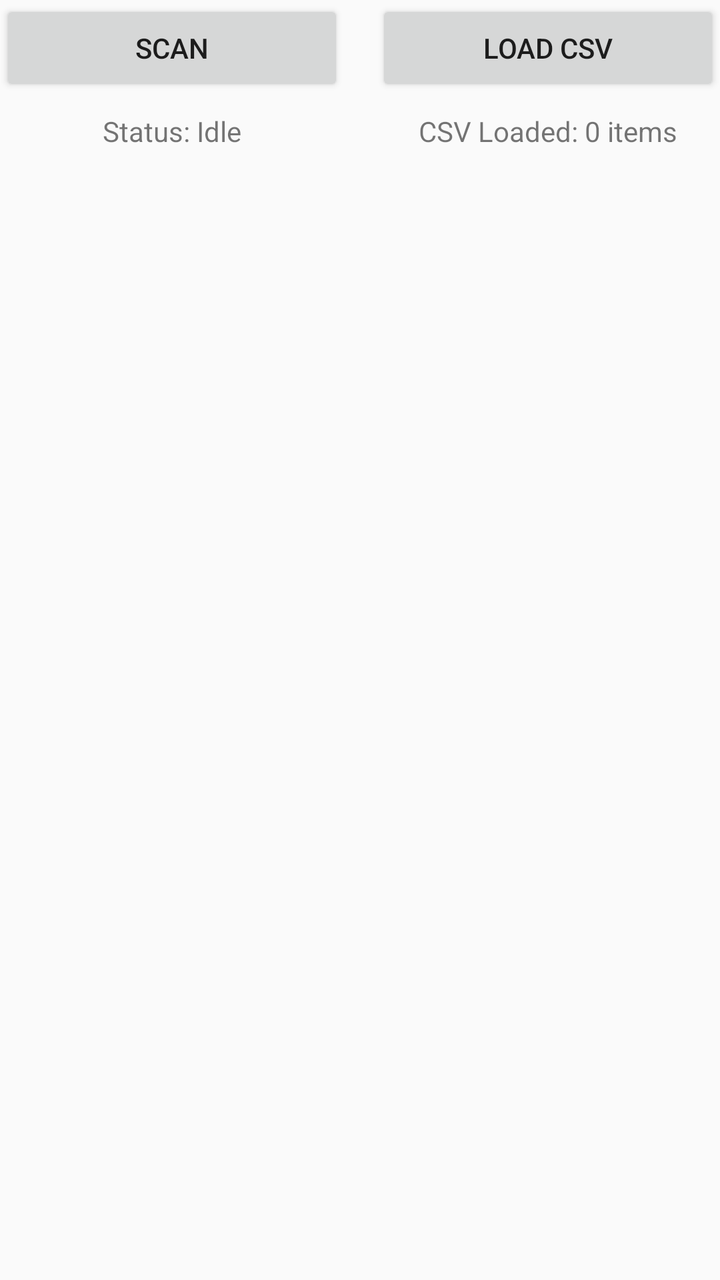
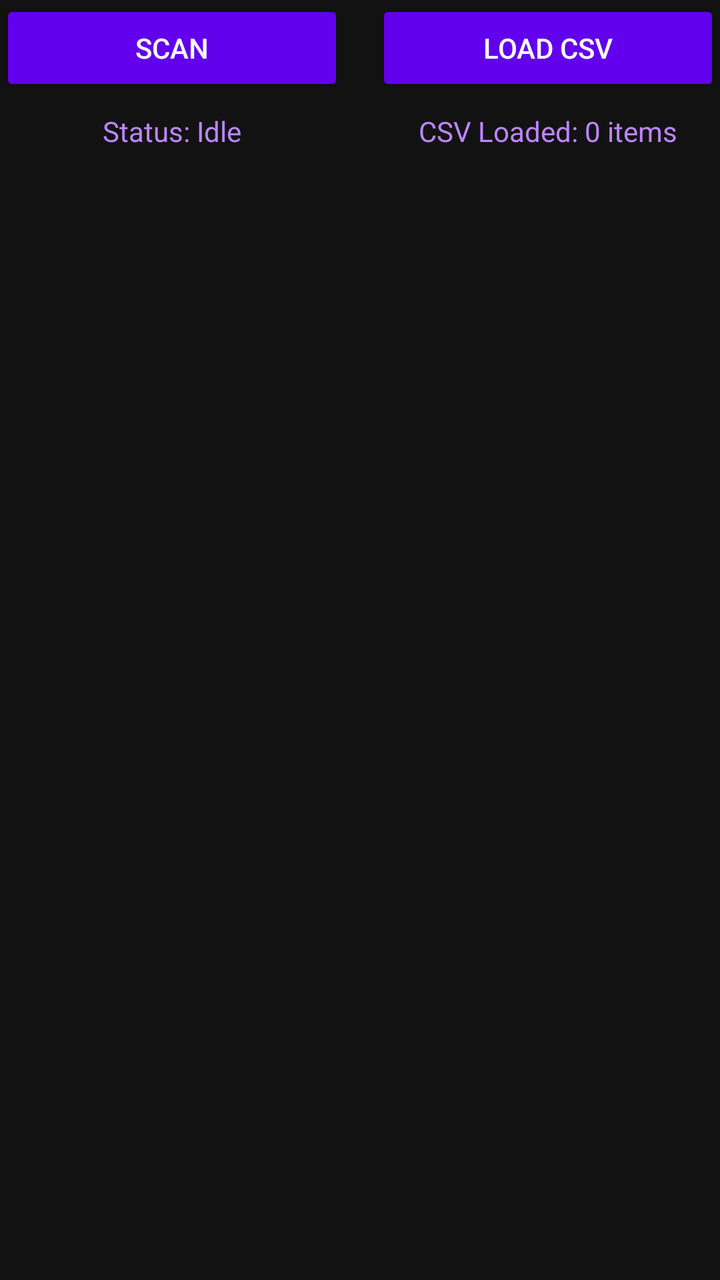

The first picture is an Android layout as it rendered before a commit; the second is the same layout after the commit. The layout source and the unified diff follow.
<!-- AndroidManifest.xml: application theme Theme.Hcxawifi -->
<!-- res/layout/main_activity.xml -->
<?xml version="1.0" encoding="utf-8"?>
<androidx.constraintlayout.widget.ConstraintLayout
    xmlns:android="http://schemas.android.com/apk/res/android"
    xmlns:app="http://schemas.android.com/apk/res-auto"
    android:layout_width="match_parent"
    android:layout_height="match_parent">

    
    <Button
        android:id="@+id/scanButton"
        android:layout_width="0dp"
        android:layout_height="wrap_content"
        android:text="Scan"
        app:layout_constraintTop_toTopOf="parent"
        app:layout_constraintStart_toStartOf="parent"
        app:layout_constraintEnd_toStartOf="@+id/loadCsvButton"
        app:layout_constraintHorizontal_weight="1"
        android:layout_marginEnd="8dp" />

    
    <Button
        android:id="@+id/loadCsvButton"
        android:layout_width="0dp"
        android:layout_height="wrap_content"
        android:text="Load CSV"
        app:layout_constraintTop_toTopOf="parent"
        app:layout_constraintStart_toEndOf="@id/scanButton"
        app:layout_constraintEnd_toEndOf="parent"
        app:layout_constraintHorizontal_weight="1"
        android:layout_marginStart="8dp" />

    
    <TextView
        android:id="@+id/scanStatusLabel"
        android:layout_width="wrap_content"
        android:layout_height="wrap_content"
        android:text="Status: Idle"
        android:layout_marginTop="8dp"
        app:layout_constraintTop_toBottomOf="@id/scanButton"
        app:layout_constraintStart_toStartOf="@id/scanButton"
        app:layout_constraintEnd_toEndOf="@id/scanButton" />

    
    <TextView
        android:id="@+id/loadCsvStatusLabel"
        android:layout_width="wrap_content"
        android:layout_height="wrap_content"
        android:text="CSV Loaded: 0 items"
        android:layout_marginTop="8dp"
        app:layout_constraintTop_toBottomOf="@id/loadCsvButton"
        app:layout_constraintStart_toStartOf="@id/loadCsvButton"
        app:layout_constraintEnd_toEndOf="@id/loadCsvButton" />

    
    <ListView
        android:id="@+id/networkList"
        android:layout_width="0dp"
        android:layout_height="0dp"
        android:layout_marginTop="8dp"
        app:layout_constraintTop_toBottomOf="@id/scanStatusLabel"
        app:layout_constraintBottom_toBottomOf="parent"
        app:layout_constraintStart_toStartOf="parent"
        app:layout_constraintEnd_toEndOf="parent" />

</androidx.constraintlayout.widget.ConstraintLayout>
<!-- resources referenced by this layout -->
<resources>
  <style name="Theme.Hcxawifi" parent="android:Theme.Material.Light.NoActionBar" />
</resources>

<!-- the commit's change to res/layout/main_activity.xml (unified diff, before → after) -->
@@ -1,55 +1,61 @@
 <?xml version="1.0" encoding="utf-8"?>
-<androidx.constraintlayout.widget.ConstraintLayout
-    xmlns:android="http://schemas.android.com/apk/res/android"
+<androidx.constraintlayout.widget.ConstraintLayout xmlns:android="http://schemas.android.com/apk/res/android"
     xmlns:app="http://schemas.android.com/apk/res-auto"
     android:layout_width="match_parent"
-    android:layout_height="match_parent">
+    android:layout_height="match_parent"
+    android:background="#121212">
 
     
     <Button
         android:id="@+id/scanButton"
         android:layout_width="0dp"
         android:layout_height="wrap_content"
+        android:layout_marginEnd="8dp"
         android:text="Scan"
-        app:layout_constraintTop_toTopOf="parent"
-        app:layout_constraintStart_toStartOf="parent"
+        android:backgroundTint="#6200EE"
+        android:textColor="#FFFFFF"
         app:layout_constraintEnd_toStartOf="@+id/loadCsvButton"
         app:layout_constraintHorizontal_weight="1"
-        android:layout_marginEnd="8dp" />
+        app:layout_constraintStart_toStartOf="parent"
+        app:layout_constraintTop_toTopOf="parent" />
 
     
     <Button
         android:id="@+id/loadCsvButton"
         android:layout_width="0dp"
         android:layout_height="wrap_content"
+        android:layout_marginStart="8dp"
         android:text="Load CSV"
-        app:layout_constraintTop_toTopOf="parent"
-        app:layout_constraintStart_toEndOf="@id/scanButton"
+        android:backgroundTint="#6200EE"
+        android:textColor="#FFFFFF"
         app:layout_constraintEnd_toEndOf="parent"
         app:layout_constraintHorizontal_weight="1"
-        android:layout_marginStart="8dp" />
+        app:layout_constraintStart_toEndOf="@id/scanButton"
+        app:layout_constraintTop_toTopOf="parent" />
 
     
     <TextView
         android:id="@+id/scanStatusLabel"
         android:layout_width="wrap_content"
         android:layout_height="wrap_content"
+        android:layout_marginTop="8dp"
         android:text="Status: Idle"
-        android:layout_marginTop="8dp"
-        app:layout_constraintTop_toBottomOf="@id/scanButton"
+        android:textColor="#BB86FC"
+        app:layout_constraintEnd_toEndOf="@id/scanButton"
         app:layout_constraintStart_toStartOf="@id/scanButton"
-        app:layout_constraintEnd_toEndOf="@id/scanButton" />
+        app:layout_constraintTop_toBottomOf="@id/scanButton" />
 
     
     <TextView
         android:id="@+id/loadCsvStatusLabel"
         android:layout_width="wrap_content"
         android:layout_height="wrap_content"
+        android:layout_marginTop="8dp"
         android:text="CSV Loaded: 0 items"
-        android:layout_marginTop="8dp"
-        app:layout_constraintTop_toBottomOf="@id/loadCsvButton"
+        android:textColor="#BB86FC"
+        app:layout_constraintEnd_toEndOf="@id/loadCsvButton"
         app:layout_constraintStart_toStartOf="@id/loadCsvButton"
-        app:layout_constraintEnd_toEndOf="@id/loadCsvButton" />
+        app:layout_constraintTop_toBottomOf="@id/loadCsvButton" />
 
     
     <ListView
@@ -57,9 +63,12 @@
         android:layout_width="0dp"
         android:layout_height="0dp"
         android:layout_marginTop="8dp"
-        app:layout_constraintTop_toBottomOf="@id/scanStatusLabel"
+        android:background="#121212"
+        android:divider="#1F1F1F"
+        android:dividerHeight="1dp"
         app:layout_constraintBottom_toBottomOf="parent"
+        app:layout_constraintEnd_toEndOf="parent"
         app:layout_constraintStart_toStartOf="parent"
-        app:layout_constraintEnd_toEndOf="parent" />
+        app:layout_constraintTop_toBottomOf="@id/scanStatusLabel" />
 
 </androidx.constraintlayout.widget.ConstraintLayout>
